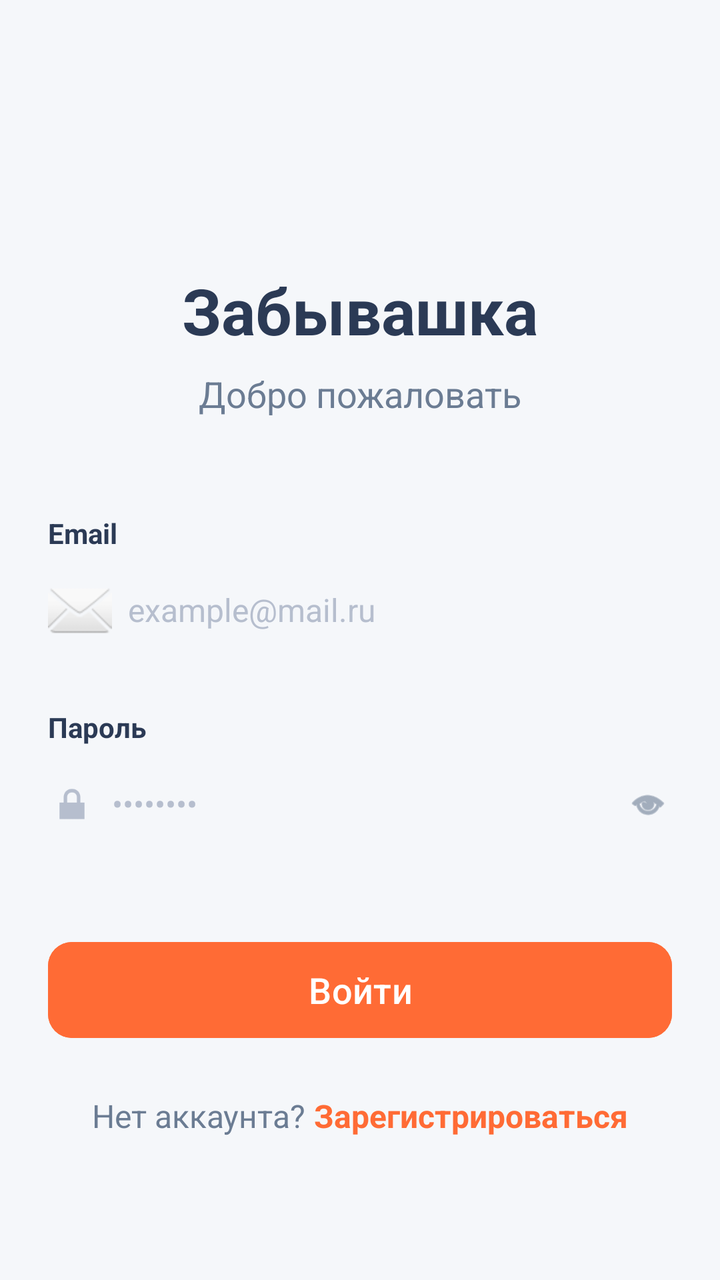
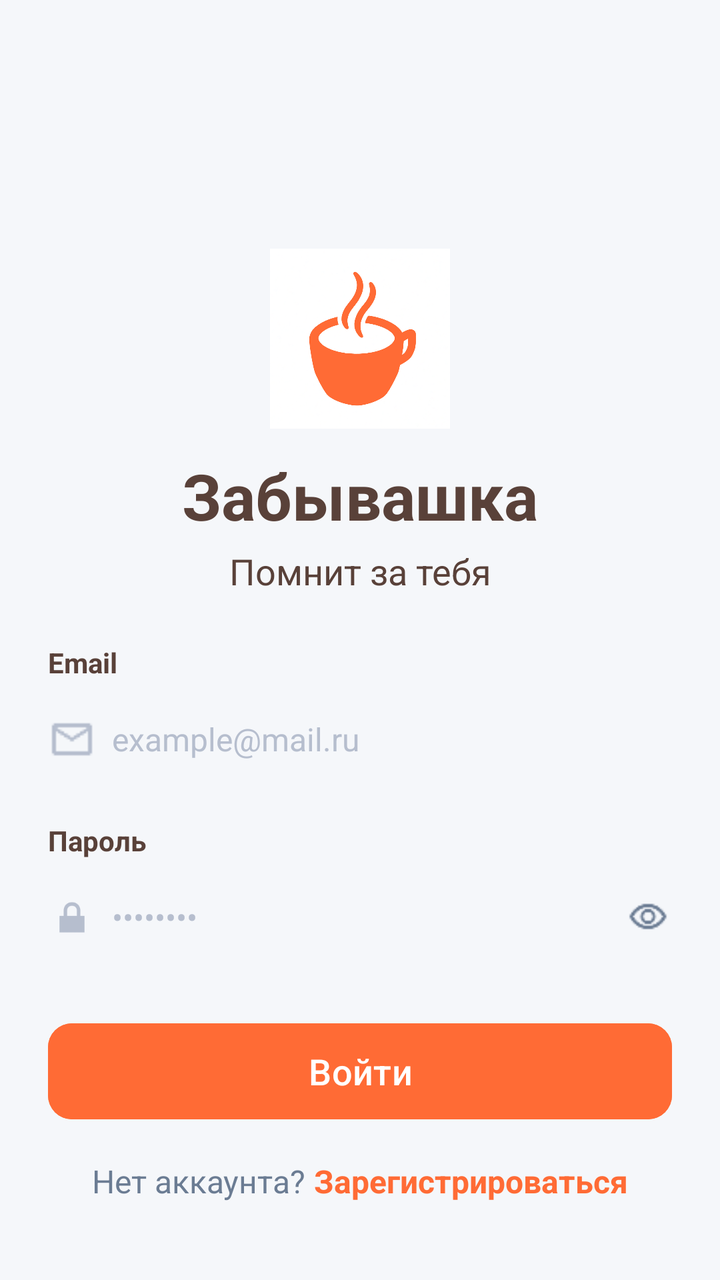

Before-and-after screenshots of an Android layout around one commit, followed by the original layout XML and the change that was made.
<!-- AndroidManifest.xml: application theme Theme.Zabyvashka -->
<!-- res/layout/activity_main.xml -->
<?xml version="1.0" encoding="utf-8"?>
<androidx.constraintlayout.widget.ConstraintLayout xmlns:android="http://schemas.android.com/apk/res/android"
    xmlns:app="http://schemas.android.com/apk/res-auto"
    xmlns:tools="http://schemas.android.com/tools"
    android:id="@+id/main"
    android:layout_width="match_parent"
    android:layout_height="match_parent"
    android:background="#F5F7FA"
    android:padding="24dp"
    tools:context=".MainActivity">
    
    
    <TextView
        android:id="@+id/main_label"
        android:layout_width="wrap_content"
        android:layout_height="wrap_content"
        android:text="Забывашка"
        android:textColor="#2B3A55"
        android:textSize="32sp"
        android:textStyle="bold"
        app:layout_constraintBottom_toBottomOf="parent"
        app:layout_constraintEnd_toEndOf="parent"
        app:layout_constraintStart_toStartOf="parent"
        app:layout_constraintTop_toTopOf="parent"
        app:layout_constraintVertical_bias="0.2" />

    
    <TextView
        android:id="@+id/subtitle_label"
        android:layout_width="wrap_content"
        android:layout_height="wrap_content"
        android:layout_marginTop="8dp"
        android:text="Добро пожаловать"
        android:textColor="#6B7C93"
        android:textSize="18sp"
        app:layout_constraintEnd_toEndOf="parent"
        app:layout_constraintStart_toStartOf="parent"
        app:layout_constraintTop_toBottomOf="@+id/main_label" />

    
    <TextView
        android:id="@+id/email_title"
        android:layout_width="wrap_content"
        android:layout_height="wrap_content"
        android:layout_marginTop="48dp"
        android:text="Email"
        android:textColor="#2B3A55"
        android:textSize="14sp"
        android:textStyle="bold"
        app:layout_constraintStart_toStartOf="parent"
        app:layout_constraintTop_toBottomOf="@+id/subtitle_label" />

    
    <EditText
        android:id="@+id/main_edit_email"
        android:layout_width="match_parent"
        android:layout_height="50dp"
        android:layout_marginTop="4dp"
        android:background="@null"
        android:drawableStart="@android:drawable/ic_dialog_email"
        android:drawablePadding="8dp"
        android:hint="example@mail.ru"
        android:textColorHint="#B6BECE"
        android:textColor="#2B3A55"
        android:textSize="16sp"
        android:inputType="textEmailAddress"
        android:maxLines="1"
        app:layout_constraintEnd_toEndOf="parent"
        app:layout_constraintStart_toStartOf="parent"
        app:layout_constraintTop_toBottomOf="@+id/email_title" />

    
    <TextView
        android:id="@+id/password_title"
        android:layout_width="wrap_content"
        android:layout_height="wrap_content"
        android:layout_marginTop="24dp"
        android:text="Пароль"
        android:textColor="#2B3A55"
        android:textSize="14sp"
        android:textStyle="bold"
        app:layout_constraintStart_toStartOf="parent"
        app:layout_constraintTop_toBottomOf="@+id/main_edit_email" />

    
    <LinearLayout
        android:id="@+id/password_container"
        android:layout_width="match_parent"
        android:layout_height="50dp"
        android:layout_marginTop="4dp"
        android:gravity="center_vertical"
        android:orientation="horizontal"
        app:layout_constraintEnd_toEndOf="parent"
        app:layout_constraintStart_toStartOf="parent"
        app:layout_constraintTop_toBottomOf="@+id/password_title">

        
        <ImageView
            android:layout_width="24dp"
            android:layout_height="24dp"
            android:src="@android:drawable/ic_lock_lock"
            app:tint="#B6BECE" />

        
        <EditText
            android:id="@+id/main_edit_password"
            android:layout_width="0dp"
            android:layout_height="match_parent"
            android:layout_weight="1"
            android:layout_marginStart="8dp"
            android:background="@null"
            android:hint="••••••••"
            android:textColorHint="#B6BECE"
            android:textColor="#2B3A55"
            android:textSize="16sp"
            android:inputType="textPassword"
            android:maxLines="1"
            android:paddingStart="0dp"
            android:paddingEnd="0dp" />

        
        <ImageView
            android:id="@+id/eye_icon"
            android:layout_width="24dp"
            android:layout_height="24dp"
            android:src="@android:drawable/ic_menu_view"
            app:tint="#6B7C93"
            android:clickable="true"
            android:focusable="true"
            android:padding="2dp" />

    </LinearLayout>
    
    <Button
        android:id="@+id/main_button"
        android:layout_width="match_parent"
        android:layout_height="56dp"
        android:layout_marginTop="40dp"
        android:backgroundTint="#FF6B35"
        android:text="Войти"
        android:textColor="#FFFFFF"
        android:textSize="18sp"
        app:cornerRadius="12dp"
        app:layout_constraintEnd_toEndOf="parent"
        app:layout_constraintStart_toStartOf="parent"
        app:layout_constraintTop_toBottomOf="@+id/password_container" />

    
    <LinearLayout
        android:layout_width="wrap_content"
        android:layout_height="wrap_content"
        android:layout_marginTop="24dp"
        android:orientation="horizontal"
        app:layout_constraintEnd_toEndOf="parent"
        app:layout_constraintStart_toStartOf="parent"
        app:layout_constraintTop_toBottomOf="@+id/main_button">

        <TextView
            android:layout_width="wrap_content"
            android:layout_height="wrap_content"
            android:text="Нет аккаунта? "
            android:textColor="#6B7C93"
            android:textSize="16sp" />

        <TextView
            android:id="@+id/register_link"
            android:layout_width="wrap_content"
            android:layout_height="wrap_content"
            android:text="Зарегистрироваться"
            android:textColor="#FF6B35"
            android:textSize="16sp"
            android:textStyle="bold"
            android:clickable="true"
            android:focusable="true" />
    </LinearLayout>

</androidx.constraintlayout.widget.ConstraintLayout>
<!-- resources referenced by this layout -->
<resources>
  <style name="Theme.Zabyvashka" parent="Base.Theme.Zabyvashka" />
  <style name="Base.Theme.Zabyvashka" parent="Theme.Material3.DayNight.NoActionBar">
          
          
      </style>
</resources>

<!-- the commit's change to res/layout/activity_main.xml (unified diff, before → after) -->
@@ -8,16 +8,13 @@
     android:background="#F5F7FA"
     android:padding="24dp"
     tools:context=".MainActivity">
+
     
-    
-    <TextView
-        android:id="@+id/main_label"
-        android:layout_width="wrap_content"
-        android:layout_height="wrap_content"
-        android:text="Забывашка"
-        android:textColor="#2B3A55"
-        android:textSize="32sp"
-        android:textStyle="bold"
+    <ImageView
+        android:id="@+id/logo_image"
+        android:layout_width="90dp"
+        android:layout_height="90dp"
+        android:src="@drawable/logo1"
         app:layout_constraintBottom_toBottomOf="parent"
         app:layout_constraintEnd_toEndOf="parent"
         app:layout_constraintStart_toStartOf="parent"
@@ -26,12 +23,26 @@
 
     
     <TextView
+        android:id="@+id/main_label"
+        android:layout_width="wrap_content"
+        android:layout_height="wrap_content"
+        android:layout_marginTop="12dp"
+        android:text="Забывашка"
+        android:textColor="#594139"
+        android:textSize="32sp"
+        android:textStyle="bold"
+        app:layout_constraintEnd_toEndOf="parent"
+        app:layout_constraintStart_toStartOf="parent"
+        app:layout_constraintTop_toBottomOf="@+id/logo_image" />
+
+    
+    <TextView
         android:id="@+id/subtitle_label"
         android:layout_width="wrap_content"
         android:layout_height="wrap_content"
-        android:layout_marginTop="8dp"
-        android:text="Добро пожаловать"
-        android:textColor="#6B7C93"
+        android:layout_marginTop="4dp"
+        android:text="Помнит за тебя"
+        android:textColor="#594139"
         android:textSize="18sp"
         app:layout_constraintEnd_toEndOf="parent"
         app:layout_constraintStart_toStartOf="parent"
@@ -42,9 +53,9 @@
         android:id="@+id/email_title"
         android:layout_width="wrap_content"
         android:layout_height="wrap_content"
-        android:layout_marginTop="48dp"
+        android:layout_marginTop="24dp"
         android:text="Email"
-        android:textColor="#2B3A55"
+        android:textColor="#594139"
         android:textSize="14sp"
         android:textStyle="bold"
         app:layout_constraintStart_toStartOf="parent"
@@ -57,9 +68,10 @@
         android:layout_height="50dp"
         android:layout_marginTop="4dp"
         android:background="@null"
-        android:drawableStart="@android:drawable/ic_dialog_email"
+        android:drawableStart="@drawable/mail1"
         android:drawablePadding="8dp"
         android:hint="example@mail.ru"
+        android:drawableTint="#B6BECE"
         android:textColorHint="#B6BECE"
         android:textColor="#2B3A55"
         android:textSize="16sp"
@@ -74,9 +86,9 @@
         android:id="@+id/password_title"
         android:layout_width="wrap_content"
         android:layout_height="wrap_content"
-        android:layout_marginTop="24dp"
+        android:layout_marginTop="16dp"
         android:text="Пароль"
-        android:textColor="#2B3A55"
+        android:textColor="#594139"
         android:textSize="14sp"
         android:textStyle="bold"
         app:layout_constraintStart_toStartOf="parent"
@@ -123,19 +135,20 @@
             android:id="@+id/eye_icon"
             android:layout_width="24dp"
             android:layout_height="24dp"
-            android:src="@android:drawable/ic_menu_view"
+            android:src="@drawable/eye1"
             app:tint="#6B7C93"
             android:clickable="true"
             android:focusable="true"
             android:padding="2dp" />
 
     </LinearLayout>
+
     
     <Button
         android:id="@+id/main_button"
         android:layout_width="match_parent"
         android:layout_height="56dp"
-        android:layout_marginTop="40dp"
+        android:layout_marginTop="24dp"
         android:backgroundTint="#FF6B35"
         android:text="Войти"
         android:textColor="#FFFFFF"
@@ -149,7 +162,7 @@
     <LinearLayout
         android:layout_width="wrap_content"
         android:layout_height="wrap_content"
-        android:layout_marginTop="24dp"
+        android:layout_marginTop="16dp"
         android:orientation="horizontal"
         app:layout_constraintEnd_toEndOf="parent"
         app:layout_constraintStart_toStartOf="parent"
<!-- resource entries referenced after the edit -->
@@ -1,5 +1,8 @@
 <!-- resources referenced by this layout -->
 <resources>
+  <!-- drawable eye1: png bitmap (drawable, 755 bytes) -->
+  <!-- drawable logo1: png bitmap (drawable, 144947 bytes) -->
+  <!-- drawable mail1: png bitmap (drawable, 392 bytes) -->
   <style name="Theme.Zabyvashka" parent="Base.Theme.Zabyvashka" />
   <style name="Base.Theme.Zabyvashka" parent="Theme.Material3.DayNight.NoActionBar">
           
